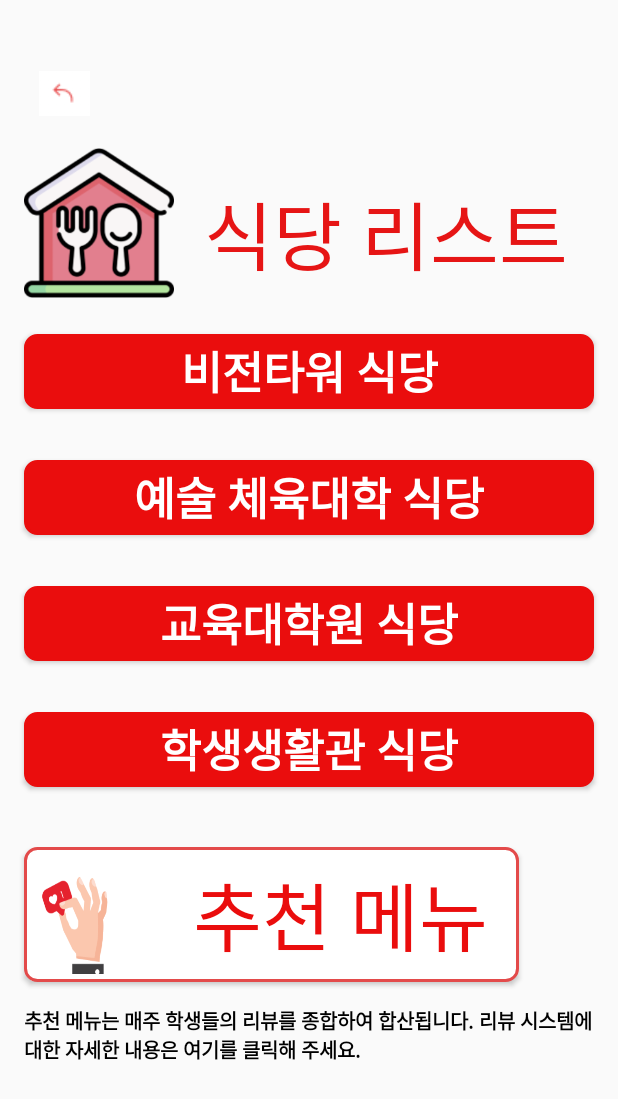
After one commit to anselmo228/MobileTermProject, an Android app: the layout activity_mainpage.xml on its own in the app's theme, with its tools: preview values and no code run, on a phone screen of 412 x 824 dp. The commit adds this screen. Shown: the top 1099 px of the screen. Run offline under Robolectric (Android 15) with nearby library versions, the phone set to English and light mode, and no system bars.

Commit message:
create mainpage

```diff
--- a/app/src/main/AndroidManifest.xml
+++ b/app/src/main/AndroidManifest.xml
@@ -1,6 +1,7 @@
 <?xml version="1.0" encoding="utf-8"?>
 <manifest xmlns:android="http://schemas.android.com/apk/res/android"
     xmlns:tools="http://schemas.android.com/tools">
+
     <uses-permission android:name="android.permission.INTERNET" />
 
     <application
@@ -12,6 +13,9 @@
         android:supportsRtl="true"
         android:theme="@style/AppTheme"
         tools:targetApi="31">
+        <activity
+            android:name=".MainpageActivity"
+            android:exported="false" />
         <activity android:name=".LoginActivity" />
         <activity
             android:name=".MainActivity"
--- /dev/null
+++ b/app/src/main/res/drawable/button_border3.xml
@@ -0,0 +1,16 @@
+<selector xmlns:android="http://schemas.android.com/apk/res/android">
+    <item android:state_pressed="true">
+        <shape>
+            <solid android:color="@android:color/white" />
+            <stroke android:width="2dp" android:color="@color/red_A700" />
+            <corners android:radius="8dp" />
+        </shape>
+    </item>
+    <item>
+        <shape>
+            <solid android:color="@color/red_A700" />
+            <stroke android:width="2dp" android:color="@color/red_A700" />
+            <corners android:radius="8dp" />
+        </shape>
+    </item>
+</selector>
--- /dev/null
+++ b/app/src/main/res/drawable/hand_resizing.xml
@@ -0,0 +1,7 @@
+<?xml version="1.0" encoding="utf-8"?>
+<layer-list xmlns:android="http://schemas.android.com/apk/res/android">
+    <item
+        android:width="80dp"
+        android:height="80dp"
+        android:drawable="@drawable/hand"/>
+</layer-list>
--- /dev/null
+++ b/app/src/main/res/layout/activity_mainpage.xml
@@ -0,0 +1,139 @@
+<?xml version="1.0" encoding="utf-8"?>
+<LinearLayout xmlns:android="http://schemas.android.com/apk/res/android"
+    xmlns:app="http://schemas.android.com/apk/res-auto"
+    xmlns:tools="http://schemas.android.com/tools"
+    android:layout_width="match_parent"
+    android:layout_height="match_parent"
+    android:orientation="vertical"
+    tools:context=".MainpageActivity">
+    <!--식당 리스트 버튼-->
+    <TextView
+        android:layout_width="wrap_content"
+        android:layout_height="wrap_content"
+        android:id="@+id/user_id_textview"/>
+    <ImageButton
+        android:id="@+id/image_back"
+        android:layout_width="53dp"
+        android:layout_height="53dp"
+        android:layout_marginStart="16dp"
+        android:layout_marginTop="16dp"
+        android:src="@drawable/small_image"
+        android:background="@null" />
+
+    <View
+        android:layout_width="match_parent"
+        android:layout_height="10dp" />
+
+    <LinearLayout
+        android:layout_width="match_parent"
+        android:layout_height="wrap_content"
+        android:orientation="horizontal">
+
+        <ImageView
+            android:layout_width="100dp"
+            android:layout_height="100dp"
+            android:src="@drawable/restaurant"
+            android:layout_marginStart="16dp"/>
+
+        <TextView
+            android:layout_width="wrap_content"
+            android:layout_height="wrap_content"
+            android:textSize="50dp"
+            android:text="식당 리스트"
+            android:textColor="@color/deep_orange_A700"
+            android:layout_marginLeft="20dp"
+            android:layout_marginTop="20dp"/>
+
+    </LinearLayout>
+
+    <Button
+        android:layout_width="match_parent"
+        android:layout_height="50dp"
+        android:id="@+id/vision"
+        android:layout_marginStart="16dp"
+        android:layout_marginTop="24dp"
+        android:layout_marginEnd="16dp"
+        android:background="@drawable/button_border3"
+        android:textColor="@color/white"
+        android:textStyle="bold"
+        android:textSize="30dp"
+        android:text="비전타워 식당"/>
+
+    <View
+        android:layout_width="match_parent"
+        android:layout_height="10dp"/>
+    <Button
+        android:layout_width="match_parent"
+        android:layout_height="50dp"
+        android:id="@+id/art"
+        android:layout_marginStart="16dp"
+        android:layout_marginTop="24dp"
+        android:layout_marginEnd="16dp"
+        android:background="@drawable/button_border3"
+        android:textColor="@color/white"
+        android:textStyle="bold"
+        android:textSize="30dp"
+        android:text="예술 체육대학 식당"/>
+
+    <View
+        android:layout_width="match_parent"
+        android:layout_height="10dp"/>
+    <Button
+        android:layout_width="match_parent"
+        android:layout_height="50dp"
+        android:id="@+id/edu"
+        android:layout_marginStart="16dp"
+        android:layout_marginTop="24dp"
+        android:layout_marginEnd="16dp"
+        android:background="@drawable/button_border3"
+        android:textColor="@color/white"
+        android:textStyle="bold"
+        android:textSize="30dp"
+        android:text="교육대학원 식당"/>
+
+    <View
+        android:layout_width="match_parent"
+        android:layout_height="10dp"/>
+    <Button
+        android:layout_width="match_parent"
+        android:layout_height="50dp"
+        android:id="@+id/stu"
+        android:layout_marginStart="16dp"
+        android:layout_marginTop="24dp"
+        android:layout_marginEnd="16dp"
+        android:background="@drawable/button_border3"
+        android:textColor="@color/white"
+        android:textStyle="bold"
+        android:textSize="30dp"
+        android:text="학생생활관 식당"/>
+
+    <View
+        android:layout_width="match_parent"
+        android:layout_height="40dp"/>
+
+    <Button
+        android:layout_width="330dp"
+        android:layout_height="90dp"
+        android:id="@+id/recommend"
+        android:layout_marginStart="16dp"
+        android:drawableLeft="@drawable/hand_resizing"
+        android:scaleType="fitCenter"
+        android:background="@drawable/button_border_2"
+        android:textSize="50dp"
+        android:text=" 추천 메뉴"
+        android:textColor="@color/red_A700"/>
+
+    <TextView
+        android:layout_width="match_parent"
+        android:layout_height="wrap_content"
+        android:id="@+id/recInfo"
+        android:text="@string/recInfo"
+        android:layout_marginTop="16dp"
+        android:layout_marginLeft="16dp"
+        android:layout_marginRight="16dp"
+        android:textColor="@color/black"
+        android:textSize="13dp"
+        android:textStyle="bold"
+        />
+
+</LinearLayout>
```
Also changed, not shown: app/src/main/java/com/example/myapplication/LoginActivity.java (+25 -19 lines), app/src/main/java/com/example/myapplication/MainpageActivity.java (added, +42 -0 lines), app/src/main/res/layout/activity_login.xml (+12 -6 lines), app/src/main/res/values/strings.xml (+6 -3 lines), app/src/main/res/drawable/hand.png (added), app/src/main/res/drawable/restaurant.png (added).
